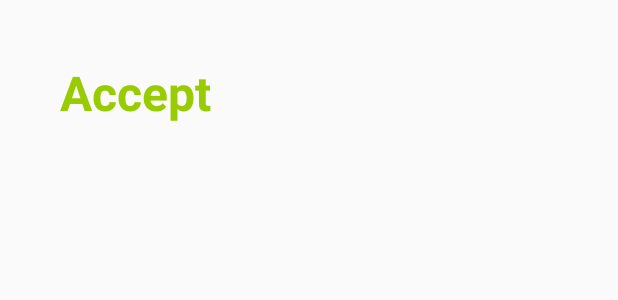
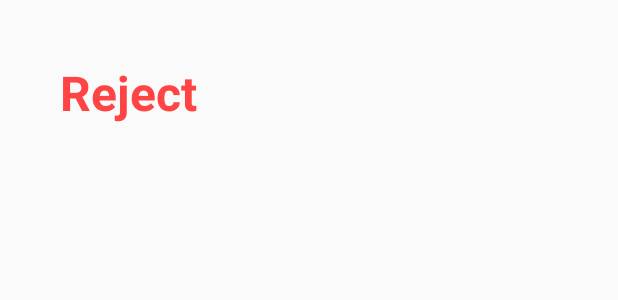
Before and after one commit to tonyz0212/EasyEat_AndroidApp, an Android app: the layout tinder_swipe_in_msg_view.xml on its own in the app's theme, with its tools: preview values and no code run, on a phone screen of 412 x 824 dp. Shown: the top 300 px of the screen. Run offline under Robolectric (Android 15) with nearby library versions, the phone set to English and light mode, and no system bars.

Commit message:
Made changes to the swipe view xmls

```diff
--- a/app/src/main/java/com/cse110easyeat/easyeat/btnFragment.java
+++ b/app/src/main/java/com/cse110easyeat/easyeat/btnFragment.java
@@ -49,7 +49,7 @@ public class btnFragment extends Fragment {
                 .setSwipeDecor(new SwipeDecor()
                         .setPaddingTop(20)
                         .setRelativeScale(0.01f)
-                        .setSwipeInMsgLayoutId(R.layout.tinder_swipe_out_msg_view)
+                        .setSwipeInMsgLayoutId(R.layout.tinder_swipe_in_msg_view)
                         .setSwipeOutMsgLayoutId(R.layout.tinder_swipe_out_msg_view));
 
 //        for(Profile profile : Utils.loadProfiles(getActivity().getApplicationContext())){
--- a/app/src/main/res/layout/tinder_swipe_in_msg_view.xml
+++ b/app/src/main/res/layout/tinder_swipe_in_msg_view.xml
@@ -10,6 +10,6 @@
         android:textSize="32sp"
         android:textStyle="bold"
         android:layout_margin="40dp"
-        android:textColor="@android:color/holo_green_light"
-        android:text="Accept"/>
+        android:textColor="@android:color/holo_red_light"
+        android:text="Reject"/>
 </LinearLayout>
```
